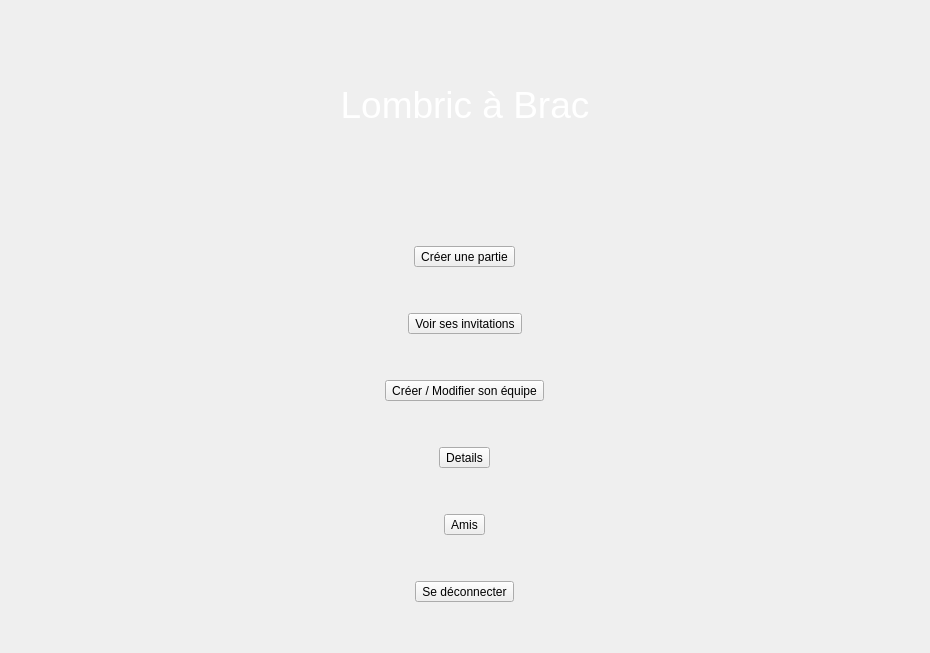
Qt form Client/UI/MenuQt.ui (Minigrim0/LombricABrac) before a commit.
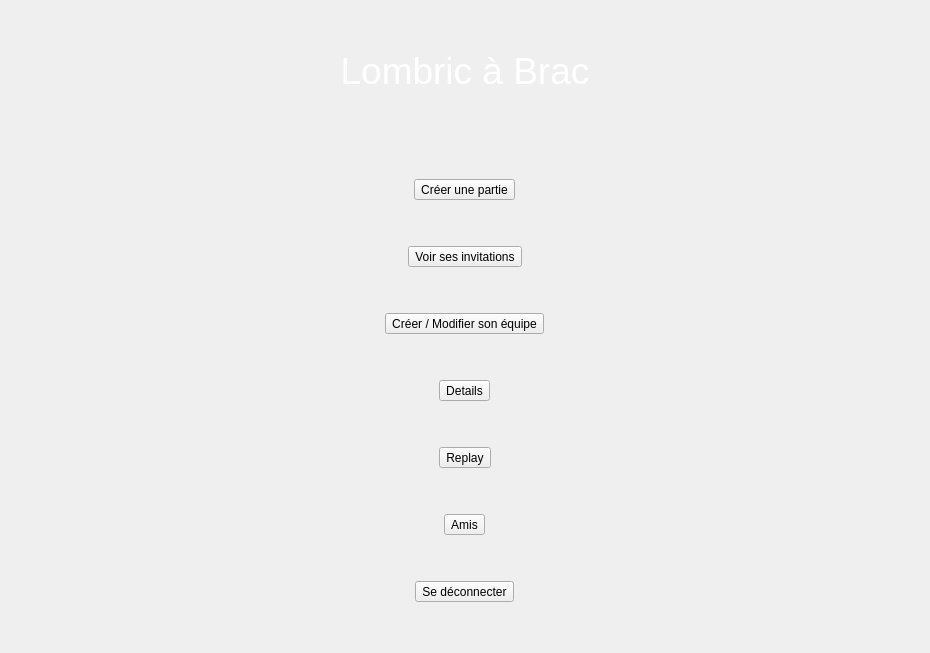
The same form after that commit. Icons and pictures are not drawn.

Commit message: add choose replay screen

The edit to the form file:
```diff
--- a/Client/UI/MenuQt.ui
+++ b/Client/UI/MenuQt.ui
@@ -209,6 +209,39 @@
        </property>
       </widget>
      </item>
+     <item>
+      <spacer name="verticalSpacer_10">
+       <property name="orientation">
+        <enum>Qt::Vertical</enum>
+       </property>
+       <property name="sizeHint" stdset="0">
+        <size>
+         <width>20</width>
+         <height>40</height>
+        </size>
+       </property>
+      </spacer>
+     </item>
+     <item alignment="Qt::AlignHCenter">
+      <widget class="QToolButton" name="ReplayToolButton">
+       <property name="text">
+        <string>Replay</string>
+       </property>
+       <property name="icon">
+        <iconset resource="../images_widget.qrc">
+         <normaloff>:/icons/UI/Resources/replay.png</normaloff>:/icons/UI/Resources/replay.png</iconset>
+       </property>
+       <property name="iconSize">
+        <size>
+         <width>24</width>
+         <height>24</height>
+        </size>
+       </property>
+       <property name="toolButtonStyle">
+        <enum>Qt::ToolButtonTextBesideIcon</enum>
+       </property>
+      </widget>
+     </item>
      <item>
       <spacer name="verticalSpacer_4">
        <property name="orientation">
```
The commit also changes 7 other files.
